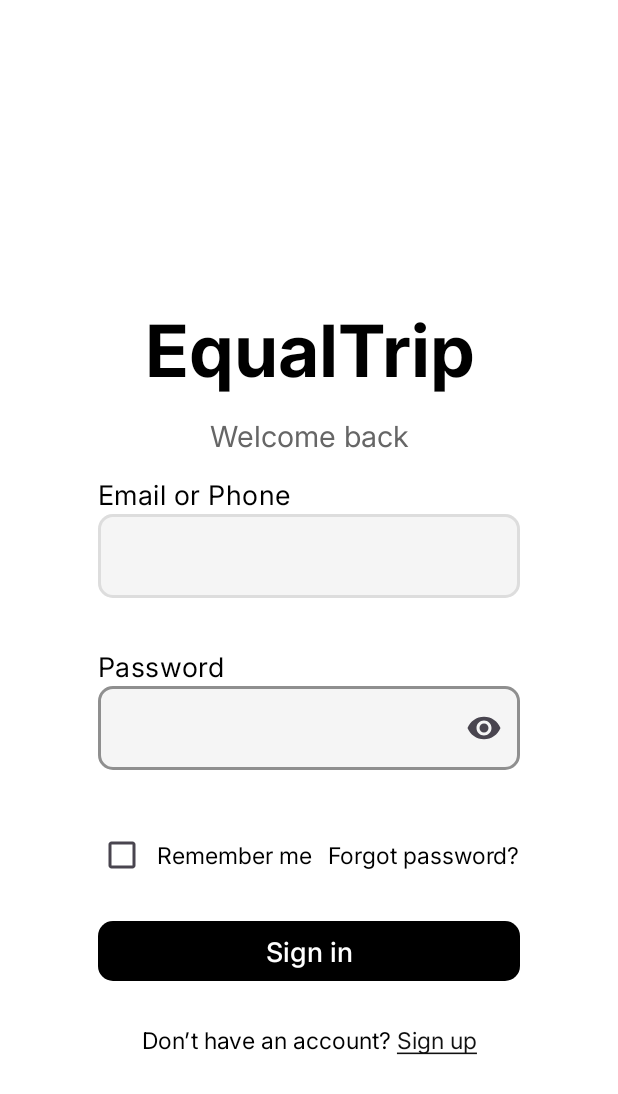
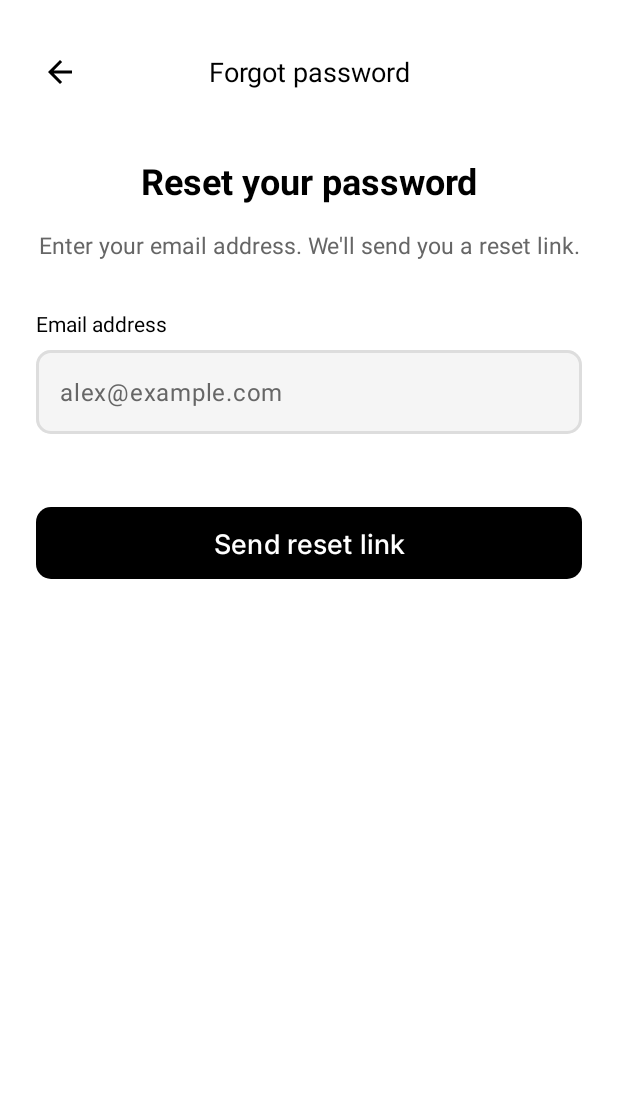
Before and after one commit to ZhuoYuLi4396/COMP90018-Project, an Android app: the SignInActivity screen opened directly, with no data from a screen before it, after a tap on "Forgot password?", on a phone screen of 412 x 824 dp. Shown: the top 1094 px of the screen. Run offline under Robolectric (Android 15) with nearby library versions, the phone set to English and light mode, and no system bars; our stand-ins replace Firebase (no records; nobody signed in at launch, a user with empty details on screens opened directly).

Commit message:
reset password

```diff
--- a/app/src/main/AndroidManifest.xml
+++ b/app/src/main/AndroidManifest.xml
@@ -32,6 +32,11 @@
             android:name=".HomeActivity"
             android:exported="false" />
 
+        <activity
+            android:name=".ForgotPasswordActivity"
+            android:exported="false"
+            android:theme="@style/Theme.EqualTrip" />
+
 
     </application>
 </manifest>
--- /dev/null
+++ b/app/src/main/java/unimelb/comp90018/equaltrip/ForgotPasswordActivity.java
@@ -0,0 +1,119 @@
+package unimelb.comp90018.equaltrip;
+
+import android.content.Intent;
+import android.os.Bundle;
+import android.util.Patterns;
+import android.view.View;
+import android.widget.ImageButton;
+import android.widget.TextView;
+import android.widget.Toast;
+
+import androidx.appcompat.app.AppCompatActivity;
+
+import com.google.android.material.button.MaterialButton;
+import com.google.android.material.textfield.TextInputEditText;
+import com.google.android.material.textfield.TextInputLayout;
+import com.google.firebase.auth.FirebaseAuth;
+import com.google.firebase.auth.FirebaseAuthInvalidUserException;
+public class ForgotPasswordActivity extends AppCompatActivity{
+    private ImageButton btnBack;
+    private TextInputLayout tilEmail;
+    private TextInputEditText etEmail;
+    private MaterialButton btnSendReset;
+    private TextView tvError, tvSuccess;
+    private FirebaseAuth mAuth;
+
+    @Override
+    protected void onCreate(Bundle savedInstanceState) {
+        super.onCreate(savedInstanceState);
+        setContentView(R.layout.activity_forgot_password);
+
+        mAuth = FirebaseAuth.getInstance();
+
+        // Bind views
+        btnBack = findViewById(R.id.btnBack);
+        tilEmail = findViewById(R.id.tilEmail);
+        etEmail = findViewById(R.id.etEmail);
+        btnSendReset = findViewById(R.id.btnSendReset);
+        tvError = findViewById(R.id.tvError);
+        tvSuccess = findViewById(R.id.tvSuccess);
+
+        // Back button click
+        btnBack.setOnClickListener(v -> {
+            finish(); // Return to previous activity
+        });
+
+        // Send reset link button click
+        btnSendReset.setOnClickListener(v -> {
+            if (validateEmail()) {
+                sendPasswordResetEmail();
+            }
+        });
+    }
+
+    private void sendPasswordResetEmail() {
+        String email = getText(etEmail);
+
+        // Disable button and show loading state
+        btnSendReset.setEnabled(false);
+        btnSendReset.setText("Sending...");
+        tvError.setVisibility(View.GONE);
+        tvSuccess.setVisibility(View.GONE);
+
+        // Use Firebase Auth to send password reset email
+        mAuth.sendPasswordResetEmail(email)
+                .addOnCompleteListener(task -> {
+                    btnSendReset.setEnabled(true);
+                    btnSendReset.setText("Send reset link");
+
+                    if (task.isSuccessful()) {
+                        // Email sent successfully
+                        tvSuccess.setText("Password reset link has been sent to your email address. Please check your inbox.");
+                        tvSuccess.setVisibility(View.VISIBLE);
+
+                        // Optional: Return to sign in after delay
+                        btnSendReset.postDelayed(() -> {
+                            Intent intent = new Intent(ForgotPasswordActivity.this, SignInActivity.class);
+                            intent.addFlags(Intent.FLAG_ACTIVITY_CLEAR_TOP);
+                            startActivity(intent);
+                            finish();
+                        }, 3000);
+
+                    } else {
+                        // Handle errors
+                        Exception exception = task.getException();
+                        if (exception instanceof FirebaseAuthInvalidUserException) {
+                            tvError.setText("No account found with this email address");
+                        } else {
+                            tvError.setText("Failed to send reset email. Please try again.");
+                        }
+                        tvError.setVisibility(View.VISIBLE);
+                    }
+                });
+    }
+
+    private boolean validateEmail() {
+        boolean valid = true;
+
+        // Clear old errors
+        tilEmail.setError(null);
+        tvError.setVisibility(View.GONE);
+        tvSuccess.setVisibility(View.GONE);
+
+        String email = getText(etEmail);
+
+        if (email.isEmpty()) {
+            tilEmail.setError("Email is required");
+            valid = false;
+        } else if (!Patterns.EMAIL_ADDRESS.matcher(email).matches()) {
+            tilEmail.setError("Please enter a valid email address");
+            valid = false;
+        }
+
+        return valid;
+    }
+
+    private String getText(TextInputEditText et) {
+        return et.getText() == null ? "" : et.getText().toString().trim();
+    }
+}
--- a/app/src/main/java/unimelb/comp90018/equaltrip/SignInActivity.java
+++ b/app/src/main/java/unimelb/comp90018/equaltrip/SignInActivity.java
@@ -79,9 +79,10 @@
 
         // “忘记密码？”
         if (tvForgot != null) {
-            tvForgot.setOnClickListener(v ->
-                    Toast.makeText(this, "TODO: go to reset password screen", Toast.LENGTH_SHORT).show()
-            );
+            tvForgot.setOnClickListener(v -> {
+                Intent intent = new Intent(SignInActivity.this, ForgotPasswordActivity.class);
+                startActivity(intent);
+            });
         }
     }
 
--- /dev/null
+++ b/app/src/main/res/drawable/ic_arrow_back.xml
@@ -0,0 +1,15 @@
+<?xml version="1.0" encoding="utf-8"?>
+<!-- Save this file as: res/drawable/ic_arrow_back.xml -->
+<vector xmlns:android="http://schemas.android.com/apk/res/android"
+    android:width="24dp"
+    android:height="24dp"
+    android:viewportWidth="24"
+    android:viewportHeight="24"
+    android:tint="?attr/colorControlNormal">
+    <path
+        android:fillColor="@android:color/black"
+        android:pathData="M20,11H7.83l5.59,-5.59L12,4l-8,8 8,8 1.41,-1.41L7.83,13H20v-2z"/>
+</vector>
+<!--<selector xmlns:android="http://schemas.android.com/apk/res/android">-->
+
+<!--</selector>-->
--- /dev/null
+++ b/app/src/main/res/layout/activity_forgot_password.xml
@@ -0,0 +1,144 @@
+<?xml version="1.0" encoding="utf-8"?>
+<androidx.constraintlayout.widget.ConstraintLayout
+    xmlns:android="http://schemas.android.com/apk/res/android"
+    xmlns:app="http://schemas.android.com/apk/res-auto"
+    xmlns:tools="http://schemas.android.com/tools"
+    android:layout_width="match_parent"
+    android:layout_height="match_parent"
+    android:background="@color/bg_page"
+    android:padding="16dp">
+
+    <!-- Top bar with back button and title -->
+    <LinearLayout
+        android:id="@+id/topBar"
+        android:layout_width="0dp"
+        android:layout_height="wrap_content"
+        android:orientation="horizontal"
+        android:gravity="center_vertical"
+        app:layout_constraintTop_toTopOf="parent"
+        app:layout_constraintStart_toStartOf="parent"
+        app:layout_constraintEnd_toEndOf="parent"
+        android:paddingTop="8dp"
+        android:paddingBottom="32dp">
+
+        <ImageButton
+            android:id="@+id/btnBack"
+            android:layout_width="48dp"
+            android:layout_height="48dp"
+            android:background="?attr/selectableItemBackgroundBorderless"
+            android:src="@drawable/ic_arrow_back"
+            android:contentDescription="Back"
+            app:tint="@color/text_primary"/>
+
+        <TextView
+            android:layout_width="0dp"
+            android:layout_height="wrap_content"
+            android:layout_weight="1"
+            android:text="Forgot password"
+            android:textSize="18sp"
+            android:textColor="@color/text_primary"
+            android:gravity="center"
+            android:paddingEnd="48dp"/>
+    </LinearLayout>
+
+    <!-- Main content -->
+    <LinearLayout
+        android:layout_width="0dp"
+        android:layout_height="0dp"
+        android:orientation="vertical"
+        app:layout_constraintTop_toBottomOf="@id/topBar"
+        app:layout_constraintBottom_toBottomOf="parent"
+        app:layout_constraintStart_toStartOf="parent"
+        app:layout_constraintEnd_toEndOf="parent"
+        android:paddingStart="8dp"
+        android:paddingEnd="8dp">
+
+        <!-- Title -->
+        <TextView
+            android:id="@+id/tvTitle"
+            android:layout_width="match_parent"
+            android:layout_height="wrap_content"
+            android:text="Reset your password"
+            android:textSize="24sp"
+            android:textColor="@color/text_primary"
+            android:textStyle="bold"
+            android:gravity="center"
+            android:layout_marginBottom="16dp"/>
+
+        <!-- Description -->
+        <TextView
+            android:id="@+id/tvDescription"
+            android:layout_width="match_parent"
+            android:layout_height="wrap_content"
+            android:text="Enter your email address. We'll send you a reset link."
+            android:textSize="15sp"
+            android:textColor="@color/text_secondary"
+            android:gravity="center"
+            android:layout_marginBottom="32dp"/>
+
+        <!-- Email field label -->
+        <TextView
+            android:layout_width="match_parent"
+            android:layout_height="wrap_content"
+            android:text="Email address"
+            android:textSize="14sp"
+            android:textColor="@color/text_primary"
+            android:layout_marginBottom="8dp"/>
+
+        <!-- Email input -->
+        <com.google.android.material.textfield.TextInputLayout
+            android:id="@+id/tilEmail"
+            style="@style/EqualTrip.TextInput.Outlined"
+            android:layout_width="match_parent"
+            android:layout_height="wrap_content"
+            app:hintEnabled="false"
+            app:errorEnabled="true"
+            android:layout_marginBottom="8dp">
+
+            <com.google.android.material.textfield.TextInputEditText
+                android:id="@+id/etEmail"
+                android:layout_width="match_parent"
+                android:layout_height="56dp"
+                android:hint="alex@example.com"
+                android:inputType="textEmailAddress"
+                android:textSize="16sp"
+                android:paddingStart="16dp"
+                android:paddingEnd="16dp"
+                android:textColorHint="@color/text_secondary"/>
+        </com.google.android.material.textfield.TextInputLayout>
+
+        <!-- Error message (hidden by default) -->
+        <TextView
+            android:id="@+id/tvError"
+            android:layout_width="match_parent"
+            android:layout_height="wrap_content"
+            android:textColor="@color/text_error"
+            android:textSize="14sp"
+            android:visibility="gone"
+            android:layout_marginBottom="8dp"
+            tools:text="No account found with this email"/>
+
+        <!-- Success message (hidden by default) -->
+        <TextView
+            android:id="@+id/tvSuccess"
+            android:layout_width="match_parent"
+            android:layout_height="wrap_content"
+            android:textColor="@color/text_success"
+            android:textSize="14sp"
+            android:visibility="gone"
+            android:layout_marginBottom="16dp"
+            tools:text="Reset link sent!"/>
+
+        <!-- Send reset link button -->
+        <com.google.android.material.button.MaterialButton
+            android:id="@+id/btnSendReset"
+            style="@style/Widget.EqualTrip.Button.Primary"
+            android:layout_width="match_parent"
+            android:layout_height="56dp"
+            android:text="Send reset link"
+            android:textAllCaps="false"
+            android:layout_marginTop="16dp"/>
+
+    </LinearLayout>
+
+</androidx.constraintlayout.widget.ConstraintLayout>
--- a/app/src/main/res/values/colors.xml
+++ b/app/src/main/res/values/colors.xml
@@ -18,5 +18,5 @@
     <color name="et_error">#D32F2F</color>  <!-- 错误红 -->
     <color name="et_outline">#9E9E9E</color>
     <color name="link_blue">#1E88E5</color>
-
+    <color name="text_success">#4CAF50</color>
 </resources>
```
